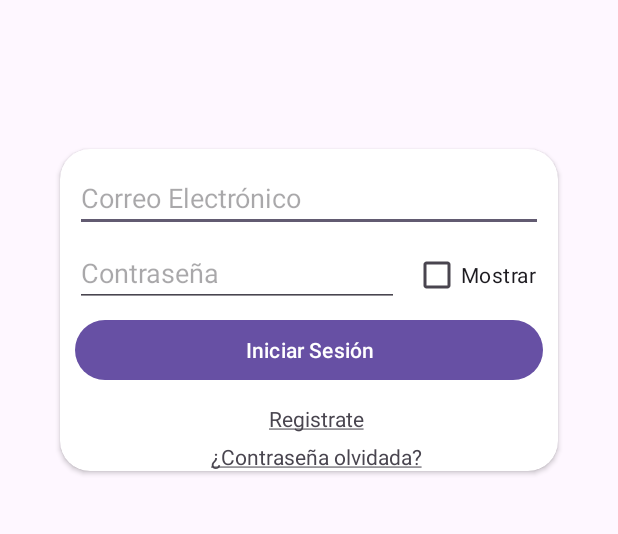
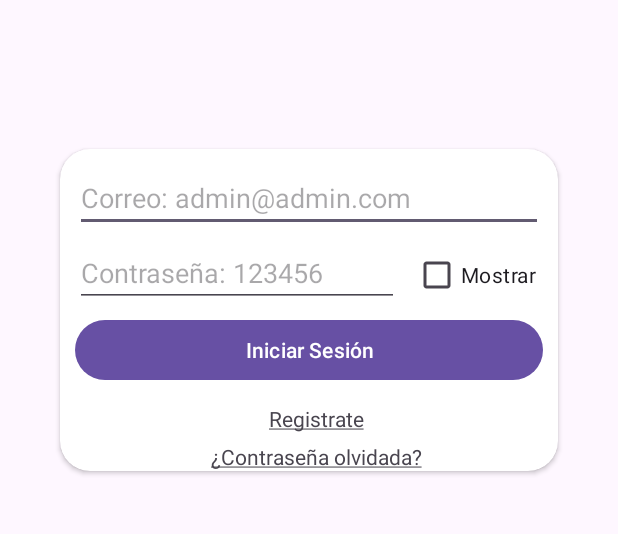
Before and after one commit to Jgalleo23/PetHome, an Android app: the screen it shows after launch (LoginActivity), on a phone screen of 412 x 824 dp, the part 308-842 px from its top. Run offline under Robolectric (Android 15) with nearby library versions, the phone set to English and light mode, and no system bars; our stand-ins replace Firebase (no records; nobody signed in at launch, a user with empty details on screens opened directly), navigation-ui.

Commit message:
PETHOME VERSION 0.1

```diff
--- a/app/src/main/res/layout-v24/fragment_login.xml
+++ b/app/src/main/res/layout-v24/fragment_login.xml
@@ -37,7 +37,7 @@
             android:layout_marginHorizontal="10dp"
             android:layout_marginTop="10dp"
             android:singleLine="true"
-            android:hint="@string/correo" />
+            android:hint="Correo: admin@admin.com" />
 
         <EditText
             android:id="@+id/etContrasena"
@@ -45,7 +45,7 @@
             android:layout_height="wrap_content"
             android:layout_marginHorizontal="10dp"
             android:layout_marginTop="60dp"
-            android:hint="@string/contrasena"
+            android:hint="Contraseña: 123456"
             android:password="true"
             android:singleLine="true" />
 
```
